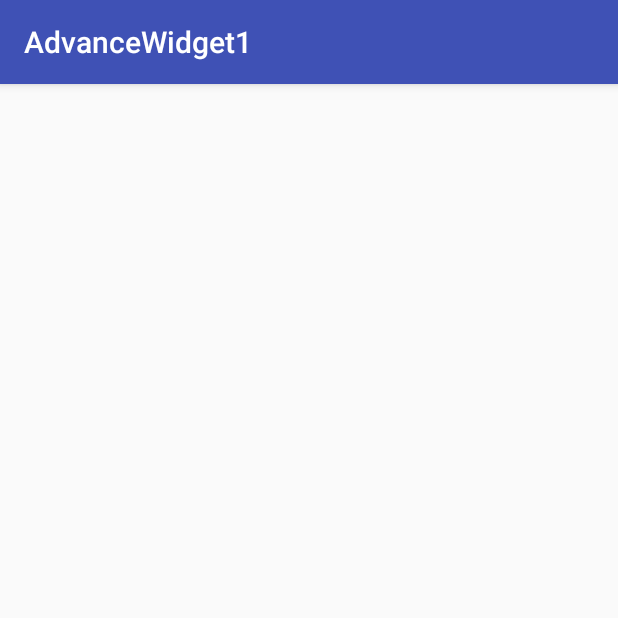
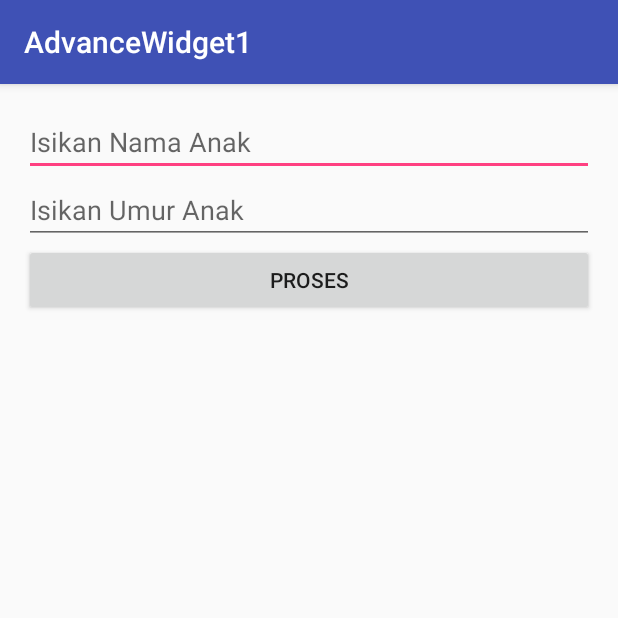
Before and after one commit to Nafakhrian/AdvanceWidget1, an Android app: the screen it shows after launch (MainActivity), on a phone screen of 412 x 824 dp, the top half of it. Run offline under Robolectric (Android 15) with nearby library versions, the phone set to English and light mode, and no system bars.

Commit message:
Widget Programming Part 1

```diff
--- a/app/src/main/java/id/sch/smktelkom_mlg/learn/advancewidget1/MainActivity.java
+++ b/app/src/main/java/id/sch/smktelkom_mlg/learn/advancewidget1/MainActivity.java
@@ -2,6 +2,12 @@ package id.sch.smktelkom_mlg.learn.advancewidget1;
 
 import android.os.Bundle;
 import android.support.v7.app.AppCompatActivity;
+import android.text.InputType;
+import android.view.View;
+import android.widget.Button;
+import android.widget.EditText;
+import android.widget.LinearLayout;
+import android.widget.TextView;
 
 public class MainActivity extends AppCompatActivity {
 
@@ -9,5 +15,33 @@ public class MainActivity extends AppCompatActivity {
     protected void onCreate(Bundle savedInstanceState) {
         super.onCreate(savedInstanceState);
         setContentView(R.layout.activity_main);
+
+        LinearLayout llMain = (LinearLayout) findViewById(R.id.linearLayoutMain);
+
+        final EditText etNama = new EditText(this);
+        llMain.addView(etNama);
+        etNama.setHint("Isikan Nama Anak");
+
+        final EditText etUmur = new EditText(this);
+        llMain.addView(etUmur);
+        etUmur.setHint("Isikan Umur Anak");
+        etUmur.setInputType(InputType.TYPE_CLASS_NUMBER);
+
+        Button bProses = new Button(this);
+        bProses.setText("Proses");
+        llMain.addView(bProses);
+        final TextView tvHasil = new TextView(this);
+        llMain.addView(tvHasil);
+
+        bProses.setOnClickListener(new View.OnClickListener() {
+                                       @Override
+                                       public void onClick(View view) {
+                                           String nama = etNama.getText().toString();
+                                           String umur = etUmur.getText().toString();
+
+                                           tvHasil.setText(nama + " umur " + umur + " tahun");
+                                       }
+                                   }
+        );
     }
 }
--- a/app/src/main/res/layout/activity_main.xml
+++ b/app/src/main/res/layout/activity_main.xml
@@ -1,8 +1,10 @@
 <?xml version="1.0" encoding="utf-8"?>
 <LinearLayout xmlns:android="http://schemas.android.com/apk/res/android"
     xmlns:tools="http://schemas.android.com/tools"
+    android:id="@+id/linearLayoutMain"
     android:layout_width="match_parent"
     android:layout_height="match_parent"
+    android:orientation="vertical"
     android:paddingBottom="@dimen/activity_vertical_margin"
     android:paddingLeft="@dimen/activity_horizontal_margin"
     android:paddingRight="@dimen/activity_horizontal_margin"
```
